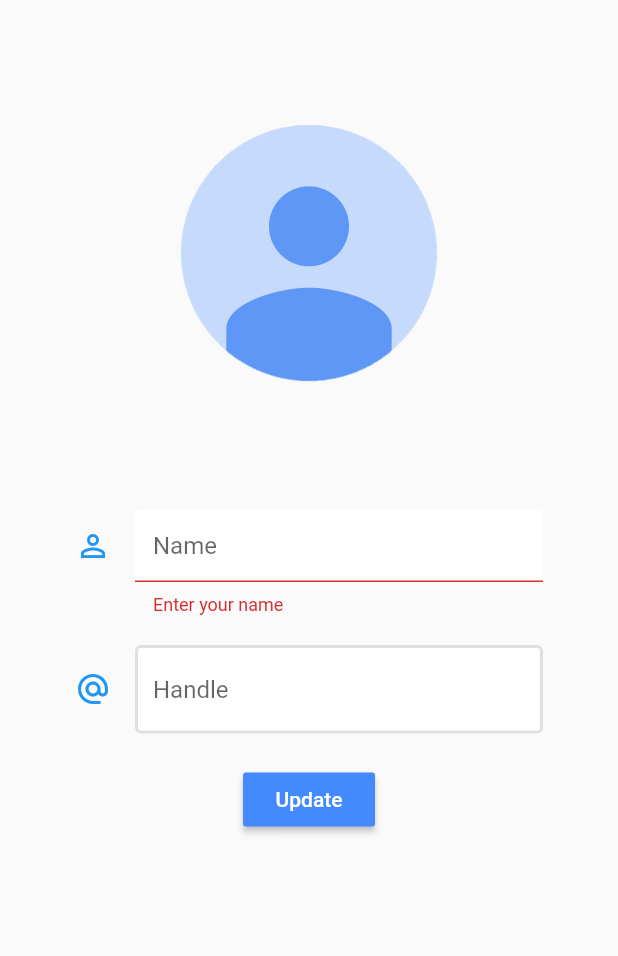
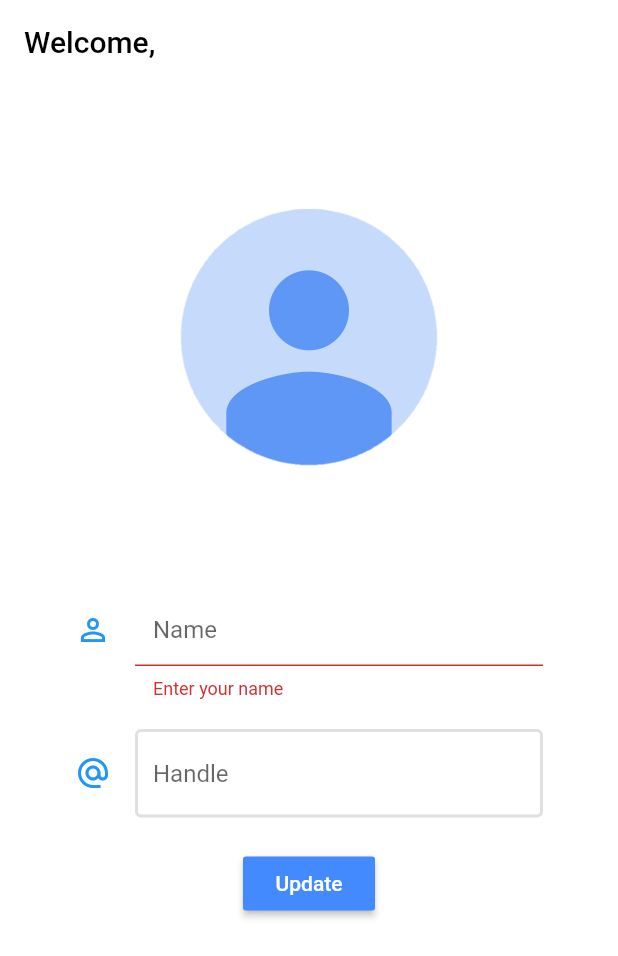
Before and after one commit to MarcusTw/plannus_apk-1, a Flutter app: the Profile screen opened directly, after a tap on "Update", on a phone screen of 412 x 824 dp. Shown: the top 956 px of the screen. Run offline on Flutter 3.47's test engine with Material 2 defaults, Android fonts, the phone set to English and light mode, and no system bars; our stand-ins replace bottom_navy_bar, cloud_firestore, firebase_auth, flutter_spinkit, google_sign_in; accounts and stored records are empty.

```diff
--- a/lib/screens/authenticate/register.dart
+++ b/lib/screens/authenticate/register.dart
@@ -90,10 +90,6 @@ class _RegisterState extends State<Register> {
                   onPressed: () async {
                     if(formKey.currentState.validate()) {
                       // checking whether content in form is valid
-                      Map<String, String> userInfoMap = {
-                        "email": email,
-                        "handle" : handle
-                      };
                       setState(() => loading = true);
                       dynamic result = await auth.registerWithEmailAndPassword(email, password, handle);
                       if (result == null) {
--- a/lib/screens/authenticate/sign_in.dart
+++ b/lib/screens/authenticate/sign_in.dart
@@ -44,7 +44,8 @@ class _SignInState extends State<SignIn> {
           )
         ],
       ),
-      body: Container(
+      body: SingleChildScrollView(
+        child: Container(
           padding: EdgeInsets.symmetric(vertical: 20, horizontal: 50),
           child: Form(
             key: formKey,
@@ -119,6 +120,7 @@ class _SignInState extends State<SignIn> {
             ),
           ),
         ),
+      ),
     );
   }
 }
--- a/lib/screens/home/profile.dart
+++ b/lib/screens/home/profile.dart
@@ -20,34 +20,58 @@ class _ProfileState extends State<Profile> {
   String password = '';
   String handle = '';
   String error = '';
+  String key = '';
 
   DatabaseMethods databaseMethods = new DatabaseMethods();
   QuerySnapshot currentUser;
 
 
+  profileName(String uid) {
+    databaseMethods
+        .getHandleByEmail(uid)
+        .then((value) => {
+      setState(() => handle = value['handle'])
+    });
+  }
+
   @override
   Widget build(BuildContext context) {
 
     User user = Provider.of<User>(context);
-    String handle = '';
-    print(user.uid);
-    //Future<String> str = databaseMethods.getSpecificUserData(user.uid);
-    //handle = str.toString();
-//    str.then((value) => {
-//      handle = value
-//    });
+    void foo() async {
+      String str = await databaseMethods.getSpecificUserData(user.uid);
+      setState(() {
+        key = str;
+      });
+    }
+    //print(key);
+    //print(user.uid);
 //    void foo() async{
 //      final String hand = await databaseMethods.getSpecificUserData(user.uid);
 //      asd = hand;
 //    }
-//    foo();
-//    print(asd);
-      return new Scaffold(
-//          appBar: AppBar(
-//            title: Text(handle)
-//          ),
+//    databaseMethods.getSpecificUserData(user.uid).then((value) => {
+//      setState(() => {
+//        handle = value
+//      })
+//    });
+//    final userData = Provider.of<QuerySnapshot>(context);
+//    for (var doc in userData.documents) {
+//      print(doc.data);
+//    }
+    return StreamProvider<QuerySnapshot>.value(
+      value: databaseMethods.users.snapshots(),
+      child: new Scaffold(
+        appBar: AppBar(
+          title: Text("Welcome, " + handle,
+              style: TextStyle(color: Colors.black)
+          ),
+          elevation: 0,
+          backgroundColor: Colors.white,
+        ),
         body: SingleChildScrollView(
           child: Container(
+            color: Colors.white,
             padding: EdgeInsets.symmetric(vertical: 20, horizontal: 50),
             child: Form(
               key: formKey, // keep track of form and its state
@@ -91,6 +115,7 @@ class _ProfileState extends State<Profile> {
                     validator: (val) => val[0] != '@' ? 'Handle starts with @!' : null,
                     onChanged: (val) {
                       setState(() => handle = val);
+                      //print(handle);
                     },
                   ),
                   SizedBox(height: 20),
@@ -104,11 +129,13 @@ class _ProfileState extends State<Profile> {
                           style: TextStyle(color: Colors.white),
                         ),
                         onPressed: () async {
+                          //print(handle);
                           if(formKey.currentState.validate()) {
-                              print(user.uid);
+                            //print(handle);
                             await databaseMethods.updateSpecificUserData(user.uid, name, handle);
                             setState(() {
                               error = 'Update successful!';
+                              key = handle;
                             });
                           }
                         },
@@ -121,6 +148,7 @@ class _ProfileState extends State<Profile> {
                     style: TextStyle(color: Colors.black, fontSize: 16),
                   )
                 ],
+              ),
             ),
           ),
         ),
--- a/lib/services/auth.dart
+++ b/lib/services/auth.dart
@@ -70,7 +70,7 @@ class AuthService {
       AuthResult result = await _auth.createUserWithEmailAndPassword(email: email, password: password);
       FirebaseUser user = result.user;
       // create a new collection for the user with id on firebase database
-      await DatabaseMethods(uid: user.uid).updateUserData('', handle);
+      await DatabaseMethods(uid: user.uid).addUserData(email, '', handle);
       return userFromFirebaseUser(user);
     } catch (e) { // else return null
       print(e.toString());
```
Also changed, not shown: lib/messages/chats.dart (+77 -4 lines), lib/messages/database.dart (+35 -14 lines). Lines whose indentation alone changed are shown as unchanged.
